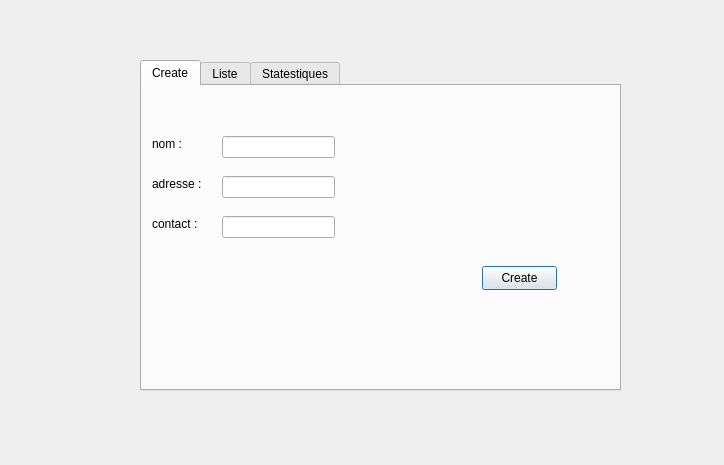
The window that clientwindow.ui (mohamedaminerjab/eco_shine) describes before a commit, drawn with Qt 5.
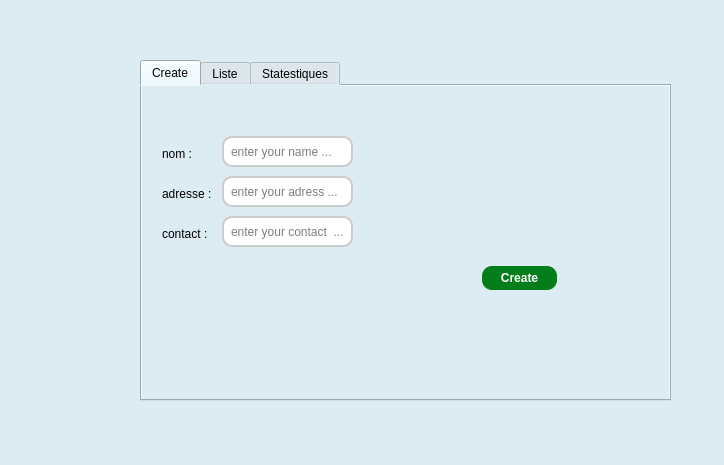
The same window after the commit. The open tabs and pages were chosen to show the change.

Diff of the .ui file:
```diff
--- a/clientwindow.ui
+++ b/clientwindow.ui
@@ -13,15 +13,23 @@
   <property name="windowTitle">
    <string>Dialog</string>
   </property>
+  <property name="styleSheet">
+   <string notr="true">background-color: 
+#ddebf2;
+</string>
+  </property>
   <widget class="QTabWidget" name="tabWidget">
    <property name="geometry">
     <rect>
      <x>140</x>
      <y>60</y>
-     <width>481</width>
-     <height>331</height>
+     <width>531</width>
+     <height>341</height>
     </rect>
    </property>
+   <property name="styleSheet">
+    <string notr="true"/>
+   </property>
    <property name="currentIndex">
     <number>1</number>
    </property>
@@ -34,36 +42,63 @@
       <rect>
        <x>80</x>
        <y>50</y>
-       <width>113</width>
-       <height>22</height>
+       <width>131</width>
+       <height>31</height>
       </rect>
      </property>
+     <property name="styleSheet">
+      <string notr="true">background-color: white;
+border: 2px solid #ccc;       /* Light gray border */
+border-radius: 10px;           /* Adjust the radius for more or less rounding */
+padding: 5px;  </string>
+     </property>
+     <property name="placeholderText">
+      <string>enter your name ...</string>
+     </property>
     </widget>
     <widget class="QLineEdit" name="adresseTF">
      <property name="geometry">
       <rect>
        <x>80</x>
        <y>90</y>
-       <width>113</width>
-       <height>22</height>
+       <width>131</width>
+       <height>31</height>
       </rect>
      </property>
+     <property name="styleSheet">
+      <string notr="true">background-color: white;
+border: 2px solid #ccc;       /* Light gray border */
+border-radius: 10px;           /* Adjust the radius for more or less rounding */
+padding: 5px;  </string>
+     </property>
+     <property name="placeholderText">
+      <string>enter your adress ...</string>
+     </property>
     </widget>
     <widget class="QLineEdit" name="contactTF">
      <property name="geometry">
       <rect>
        <x>80</x>
        <y>130</y>
-       <width>113</width>
-       <height>22</height>
+       <width>131</width>
+       <height>31</height>
       </rect>
      </property>
+     <property name="styleSheet">
+      <string notr="true">background-color: white;
+border: 2px solid #ccc;       /* Light gray border */
+border-radius: 10px;           /* Adjust the radius for more or less rounding */
+padding: 5px;  </string>
+     </property>
+     <property name="placeholderText">
+      <string>enter your contact  ...</string>
+     </property>
     </widget>
     <widget class="QLabel" name="label">
      <property name="geometry">
       <rect>
-       <x>10</x>
-       <y>50</y>
+       <x>20</x>
+       <y>60</y>
        <width>49</width>
        <height>16</height>
       </rect>
@@ -75,8 +110,8 @@
     <widget class="QLabel" name="label_2">
      <property name="geometry">
       <rect>
-       <x>10</x>
-       <y>90</y>
+       <x>20</x>
+       <y>100</y>
        <width>49</width>
        <height>16</height>
       </rect>
@@ -88,8 +123,8 @@
     <widget class="QLabel" name="label_3">
      <property name="geometry">
       <rect>
-       <x>10</x>
-       <y>130</y>
+       <x>20</x>
+       <y>140</y>
        <width>49</width>
        <height>16</height>
       </rect>
@@ -107,6 +142,12 @@
        <height>24</height>
       </rect>
      </property>
+     <property name="styleSheet">
+      <string notr="true">background-color: #047e1b;
+color: white;
+font-weight: bold;
+border-radius: 10px; /* Adjust the radius for more or less rounding */</string>
+     </property>
      <property name="text">
       <string>Create</string>
      </property>
```
Left out of the diff: 38 changed lines with no effect on the pictures.
